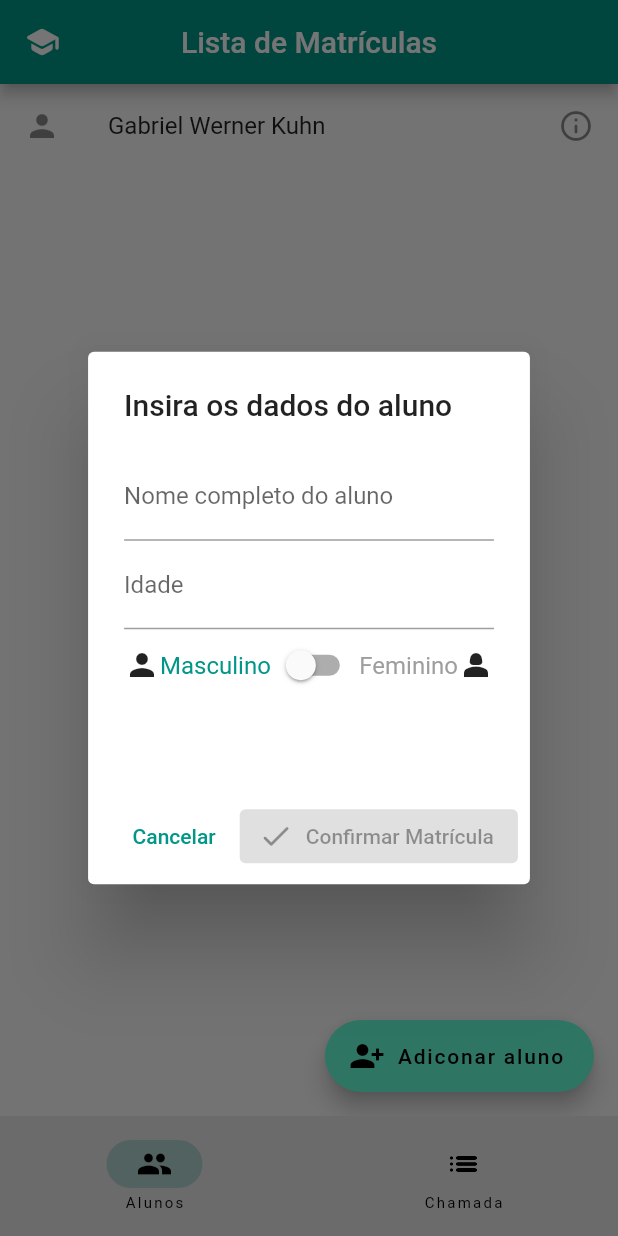
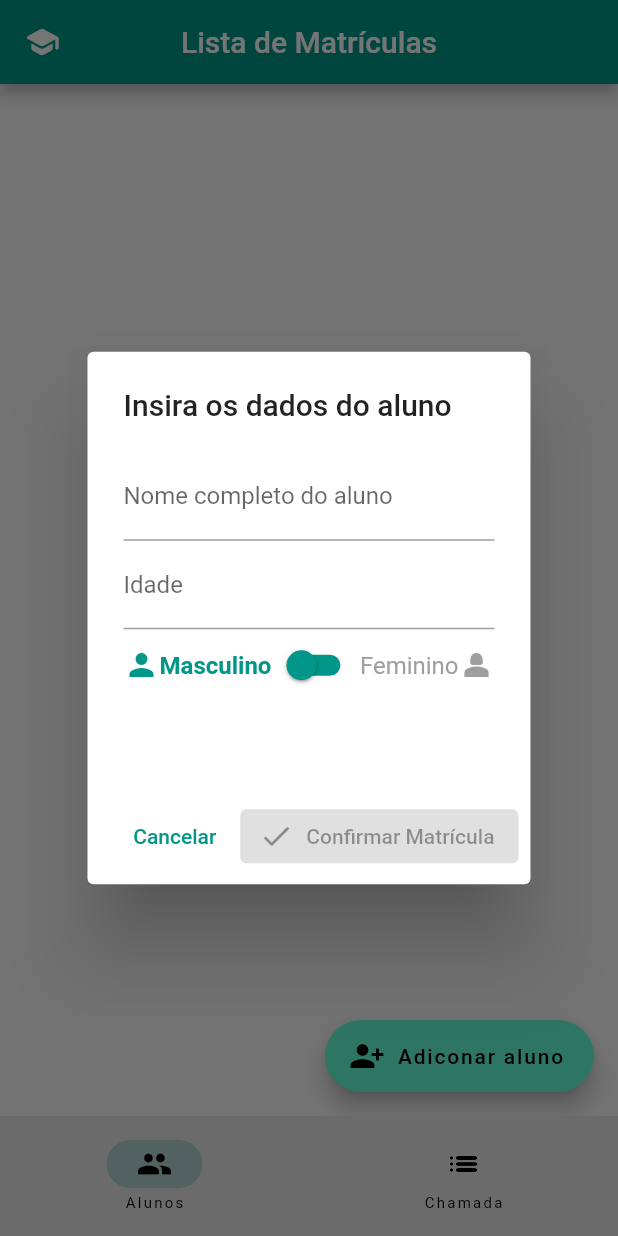
Before and after one commit to Virtuz0Gabe/aplicativo-de-chamada, a Flutter app: the screen it shows after launch, after a tap on "Adiconar aluno", on a phone screen of 412 x 824 dp. Run offline on Flutter 3.47's test engine with Material 2 defaults, Android fonts, the phone set to English and light mode, and no system bars; our stand-ins replace objectbox, pdf; generated files the repository leaves out were written again.

Commit message:
Finalização - tudo completo

```diff
--- a/lib/View/home_page.dart
+++ b/lib/View/home_page.dart
@@ -1,3 +1,5 @@
+import 'package:chamada/database/objectbox_databse.dart';
+import "package:chamada/main.dart";
 import "package:chamada/model/aluno.dart";
 import "package:flutter/material.dart";
 import "package:flutter/services.dart";
@@ -5,21 +7,19 @@ import "package:flutter/services.dart";
 // ignore: must_be_immutable
 class HomePage extends StatefulWidget {
 
-  List<Aluno> chamada =[];
-  HomePage(this.chamada, {super.key});
+  ObjectBoxDatabase objectbox;
+  HomePage(this.objectbox, {super.key});
 
   @override
   State<HomePage> createState() => _HomePageState();
 }
 
 class _HomePageState extends State<HomePage> {
+
   @override
   Widget build(BuildContext context) {
-    //==============================================
-    Aluno aluno = Aluno("Gabriel", "Werner Kuhn", "Masculino", 19);
-    widget.chamada.add(aluno);//=======================
-
-    int studentsNum = widget.chamada.length;
+    //List<Aluno> chamada = widget.objectbox.students.getAll();
+    //int studentsNum = chamada.length;
     return Scaffold(
       appBar: AppBar(
         centerTitle: true,
@@ -31,23 +31,66 @@ class _HomePageState extends State<HomePage> {
           },
         ),
       ),
-      body: ListView.builder(
-        itemCount: studentsNum,
+      body: StreamBuilder(
+        stream: objectbox.watchAll(),
+        builder: (context, snapshot) {
+            if (snapshot.connectionState == ConnectionState.waiting) {
+              return const CircularProgressIndicator();
+            } else if (snapshot.hasError) {
+              return const Text('Erro ao carregar os dados');
+            } else if (!snapshot.hasData || snapshot.data!.isEmpty) {
+              return Center(
+                child: Container(
+                  padding: const EdgeInsets.all(16),
+                  decoration: BoxDecoration(
+                    borderRadius: BorderRadius.circular(8),
+                    border: Border.all(
+                      color: Colors.blueAccent,
+                      width: 2,
+                    ),
+                  ),
+                  child: const Text('Nenhum aluno disponível',
+                    style: TextStyle(
+                      fontSize: 18,
+                      fontWeight: FontWeight.bold,
+                      ),
+                    ),
+                )
+                );
+            } else {
+              List<Aluno> chamada = snapshot.data!;
+
+          return ListView.builder(
+            itemCount: chamada.length,
             itemBuilder: (BuildContext context, int index) {
-          Aluno aluno = widget.chamada[index];
-          return ListTile(
+              Aluno aluno = chamada[index];
+              return Dismissible(
+                key: UniqueKey(),
+                movementDuration: const Duration(seconds: 1),
+                background: Container(
+                  color: Colors.redAccent,
+                ),
+                onDismissed: (direction) {
+                  widget.objectbox.students.remove(aluno.id);
+                },
+                child: ListTile(
                   title: Text("${aluno.nome} ${aluno.sobrenome}"),
                   leading: Icon(
                       aluno.sexo == "Masculino"
-                ? Icons.person
-                : Icons.person_2
+                      ? Icons.person_2
+                      : Icons.person
                     ),
-            trailing: const Icon(Icons.info_outline_rounded),
+
+                  trailing: const Icon(Icons.edit),
                   onTap: () {
-              debugPrint("Student ${(studentsNum + 1)} Selected");
+                    _dialogBuilder(context, aluno);
+                  },
+                ),
+              );
             },
           );
           }
+        },
       ),
       floatingActionButton: FloatingActionButton.extended(
         backgroundColor: (Colors.tealAccent),
@@ -55,20 +98,30 @@ class _HomePageState extends State<HomePage> {
         icon: const Icon(Icons.person_add_alt_1),
         foregroundColor: (Colors.black),
         onPressed: () {
-          _dialogBuilder(context);
+          _dialogBuilder(context, null);
         },
       ),
     );
   }
 
 
-// ======================================== Dialog ===============================
-  Future<void> _dialogBuilder(BuildContext context) {
+// ================|===================|===== DIALOG =====|===================|================\\
+  Future<void> _dialogBuilder(BuildContext context, Aluno ?aluno) {
+
     TextEditingController nomeCT = TextEditingController();
     TextEditingController idadeCT = TextEditingController();
     String sexo = "Masculino";
+    bool isSwitch = false;
 
-    bool isSwitch = false;
+    if (aluno != null){
+      nomeCT.text = "${aluno.nome} ${aluno.sobrenome}";
+      idadeCT.text = (aluno.idade).toString();
+      sexo = aluno.sexo;
+      sexo != "Masculino"
+        ? isSwitch = false
+        : isSwitch = true;
+    }
+
     final formKey = GlobalKey<FormState>();
     final validFormNF = ValueNotifier<bool>(false);
     return showDialog<void>(
@@ -77,7 +130,9 @@ class _HomePageState extends State<HomePage> {
         return StatefulBuilder (builder: (context, setState) {
           return
          AlertDialog(
-            title: const Text('Insira os dados do aluno'),
+            title: aluno!= null
+              ? const Text("Atulize os dados da matrícula")
+              : const Text('Insira os dados do aluno'),
             content: SizedBox(
               height: 200,
               child: Form(
@@ -123,10 +178,14 @@ class _HomePageState extends State<HomePage> {
                   Row(
                     mainAxisAlignment: MainAxisAlignment.center,
                     children: [
-                      const Icon(Icons.person),
+                      Icon(
+                        Icons.person,
+                        color: isSwitch ? Colors.grey : Colors.teal,
+                        ),
                       Text("Masculino",
                       style: TextStyle(
-                      color: isSwitch ? Colors.grey : Colors.teal
+                      color: isSwitch ? Colors.grey : Colors.teal,
+                      fontWeight: isSwitch ? FontWeight.normal : FontWeight.bold
                     )),
                       Switch(
                       value: isSwitch,
@@ -135,13 +194,20 @@ class _HomePageState extends State<HomePage> {
                           isSwitch = newBool;
                           sexo = isSwitch ? "Masculino" : sexo = "Feminino";
                         });
-                      }
+                      },
+                      activeColor: Colors.teal,
+                      activeTrackColor: Colors.teal,
+                      inactiveThumbColor: Colors.teal,
+                      inactiveTrackColor: Colors.teal,
                     ),
                     Text("Feminino",
                     style: TextStyle(
-                      color: isSwitch ? Colors.teal : Colors.grey
+                      color: isSwitch ? Colors.teal : Colors.grey,
+                      fontWeight: isSwitch ? FontWeight.bold : FontWeight.normal
                     )),
-                    const Icon(Icons.person_2)
+                     Icon(
+                      Icons.person_2,
+                      color: isSwitch ? Colors.teal : Colors.grey,)
                     ],
                   ),
                 ]
@@ -162,15 +228,26 @@ class _HomePageState extends State<HomePage> {
               builder: (_, validForm, child) {
                 return
                 ElevatedButton.icon(
-                  label: const Text("Confirmar Matrícula"),
+                  label: aluno!= null
+                    ? const Text("Atualizar Matŕicula")
+                    : const Text("Confirmar Matrícula"),
                   icon: const Icon(Icons.check_rounded),
                   onPressed: !validForm ? null : () {
                     List<String> partes = nomeCT.text.split(" ");
                     String primeiroNome = partes[0];
                     String sobrenome = partes.sublist(1).join(' ');
 
+                    if (aluno != null){
+                      aluno.nome = primeiroNome;
+                      aluno.sobrenome = sobrenome;
+                      aluno.idade = int.parse(idadeCT.text);
+                      aluno.sexo = sexo;
+                      widget.objectbox.students.put(aluno);
+                    } else {
                       Aluno novoAluno = Aluno(primeiroNome, sobrenome, sexo, int.parse(idadeCT.text));
-                    widget.chamada.add(novoAluno);
+                      widget.objectbox.students.put(novoAluno);
+                    }
+
                     Navigator.of(context).pop();
                     },
                   );
--- a/lib/View/relatorio_page.dart
+++ b/lib/View/relatorio_page.dart
@@ -3,10 +3,10 @@ import 'package:flutter/material.dart';
 import 'package:chamada/model/aluno.dart';
 import 'package:pdf/pdf.dart';
 import 'package:pdf/widgets.dart' as pw;
-import 'package:path_provider/path_provider.dart';
 import 'package:intl/intl.dart';
 
 
+// ignore: must_be_immutable
 class RelatorioPage extends StatefulWidget {
   List<Aluno> chamada;
   RelatorioPage(this.chamada, {super.key});
@@ -78,7 +78,6 @@ class _RelatorioPageState extends State<RelatorioPage> {
   Future<void> salvarPdf(List<Aluno> chamada) async {
     gerarPdf(chamada);
 
-    final Directory appDocDir = await getApplicationDocumentsDirectory();
     final Directory pdfDir = Directory('/storage/emulated/0/Download/pdfs');
     pdfDir.createSync(recursive: true);
 
--- /dev/null
+++ b/lib/database/objectbox_databse.dart
@@ -0,0 +1,24 @@
+import 'objectbox.g.dart';
+import 'package:chamada/model/aluno.dart';
+
+class ObjectBoxDatabase {
+  late final Store store;
+  late final Box<Aluno> students;
+
+  ObjectBoxDatabase._create(this.store){
+    students = Box<Aluno>(store);
+  }
+
+  static Future<ObjectBoxDatabase> create() async {
+    final store = await openStore();
+    return ObjectBoxDatabase._create(store);
+  }
+
+ Stream<List<Aluno>> watchAll() {
+    return students
+      .query()
+      .order(Aluno_.nome)
+      .watch(triggerImmediately: true)
+      .map((query) => query.find());
+ }
+}
--- a/lib/main.dart
+++ b/lib/main.dart
@@ -1,10 +1,14 @@
+import 'package:chamada/database/objectbox_databse.dart';
 import 'package:flutter/material.dart';
 import 'package:chamada/View/home_page.dart';
 import 'package:chamada/View/chamada_page.dart';
-import 'package:chamada/model/aluno.dart';
 
-void main() {
 
+late ObjectBoxDatabase objectbox;
+
+Future<void> main() async {
+  WidgetsFlutterBinding.ensureInitialized();
+  objectbox = await ObjectBoxDatabase.create();
   runApp(const MyApp());
 }
 
@@ -28,7 +32,6 @@ class RootPage extends StatefulWidget {
 }
 
 class _RootPageState extends State<RootPage> {
-  List<Aluno> chamada = [];
   int currentPage = 0;
   List<Widget> pages = [];
 
@@ -36,8 +39,8 @@ class _RootPageState extends State<RootPage> {
   void initState() {
     super.initState();
     pages = [
-      HomePage(chamada),
-      ChamadaPage(chamada),
+      HomePage(objectbox),
+      ChamadaPage(objectbox),
     ];
   }
   @override
@@ -48,7 +51,6 @@ class _RootPageState extends State<RootPage> {
         destinations: const [
           NavigationDestination(icon: Icon(Icons.people), label: "Alunos"),
           NavigationDestination(icon: Icon(Icons.list_rounded), label: "Chamada"),
-          //NavigationDestination(icon: Icon(Icons.history), label: "Histórico de chamadas")
         ],
         onDestinationSelected: (int index) {
           setState(() {
--- a/lib/model/aluno.dart
+++ b/lib/model/aluno.dart
@@ -1,4 +1,8 @@
+import 'package:objectbox/objectbox.dart';
+
+@Entity()
 class Aluno {
+  int id = 0;
   String nome;
   String sobrenome;
   String sexo;
@@ -6,6 +10,9 @@ class Aluno {
   bool presente = false;
 
   Aluno (this.nome, this.sobrenome, this.sexo, this.idade);
+
+  @Id(assignable: true)
+  int get entityId => id;
 
   String getNome (){
     return nome;
```
Also changed, not shown: lib/View/chamada_page.dart (+11 -7 lines), lib/database/objectbox-model.json (added, +57 -0 lines), pubspec.yaml (+7 -0 lines), lib/database/objectbox.g.dart (added), pubspec.lock, 5 other files. Lines whose indentation alone changed are shown as unchanged.
